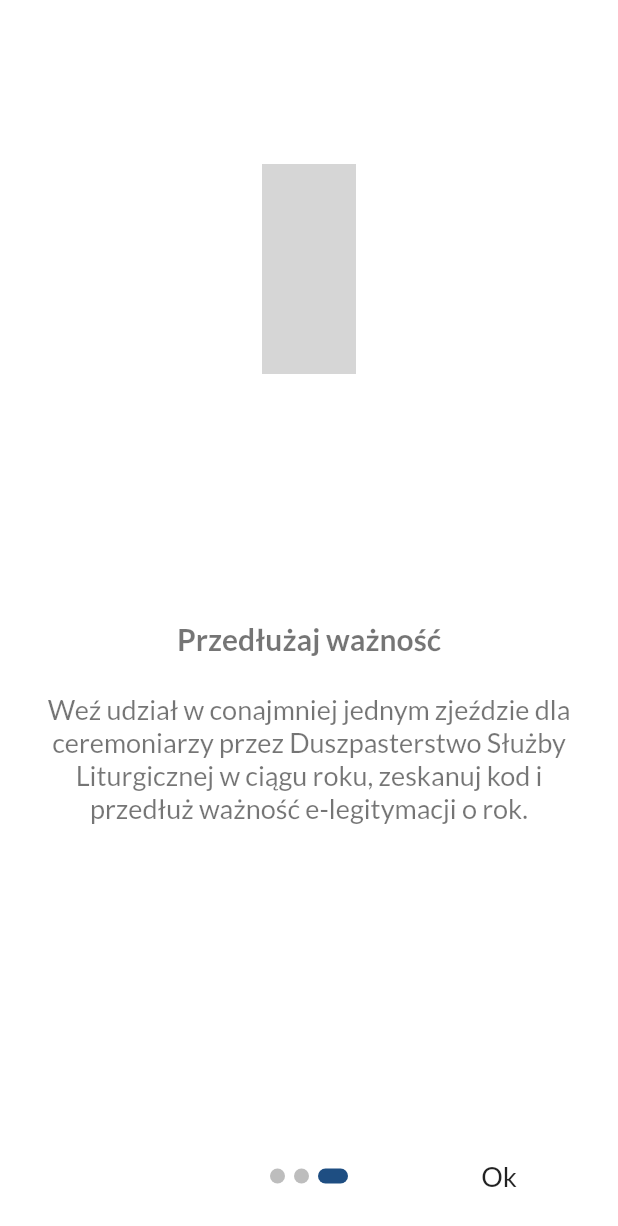
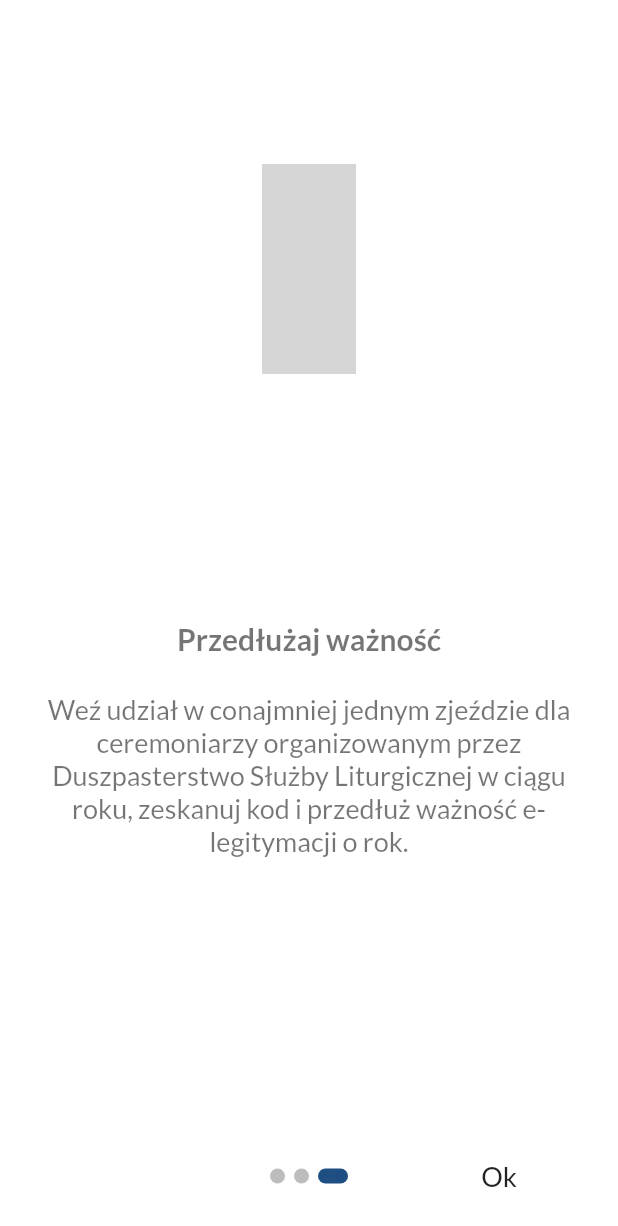
Before and after one commit to iAndRYou/ceremony, a Flutter app: the AboutPage widget shown alone on an empty page, opened directly, swiped to page 3, on a phone screen of 412 x 824 dp. Shown: the top 1226 px of the screen. Run offline on Flutter 3.47's test engine with Material 2 defaults, Android fonts, the light colour scheme and no system bars; drawn by our look-alikes of introduction_screen; our stand-ins replace flutter_secure_storage, get, google_fonts, hexcolor, iconsax, pin_code_fields; missing offline and left inert: encrypt, flutter_nfc_kit, foil, ndef, ntp; accounts and stored records are empty; statements that could not run were skipped; grey boxes are pictures that could not be loaded.

Commit message:
AboutPage

```diff
--- a/lib/options/about.dart
+++ b/lib/options/about.dart
@@ -79,7 +79,7 @@ class _AboutPageState extends State<AboutPage> {
         PageViewModel(
           title: "Przedłużaj ważność",
           body:
-              "Weź udział w conajmniej jednym zjeździe dla ceremoniarzy przez Duszpasterstwo Służby Liturgicznej w ciągu roku, zeskanuj kod i przedłuż ważność e-legitymacji o rok.",
+              "Weź udział w conajmniej jednym zjeździe dla ceremoniarzy organizowanym przez Duszpasterstwo Służby Liturgicznej w ciągu roku, zeskanuj kod i przedłuż ważność e-legitymacji o rok.",
           image: Center(
             child: Icon(
               Iconsax.calendar_tick,
```
